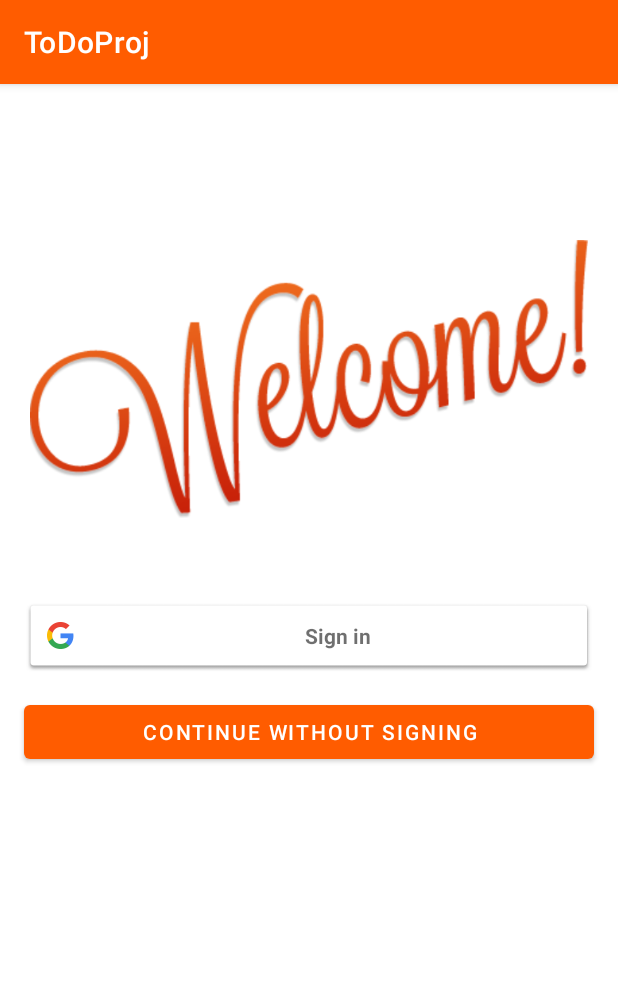
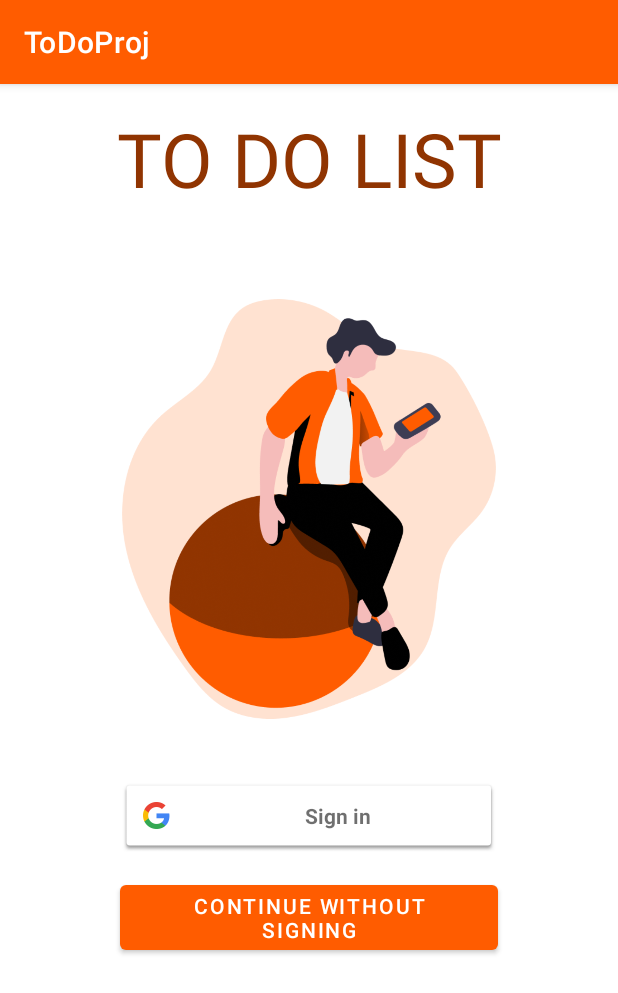
Before and after one commit to ToDoProj/ToDoProj, an Android app: the screen it shows after launch (ProfileActivity), on a phone screen of 412 x 824 dp. Shown: the top 993 px of the screen. Run offline under Robolectric (Android 15) with nearby library versions, the phone set to English and light mode, and no system bars; our stand-ins replace Firebase (no records; nobody signed in at launch, a user with empty details on screens opened directly).

Commit message:
launch screen

```diff
--- a/app/src/main/res/layout/profile.xml
+++ b/app/src/main/res/layout/profile.xml
@@ -10,34 +10,47 @@
         android:id="@+id/btn_signIn"
         android:layout_width="match_parent"
         android:layout_height="wrap_content"
-        android:layout_marginStart="16dp"
+        android:layout_marginStart="80dp"
         android:layout_marginTop="30dp"
-        android:layout_marginEnd="16dp"
+        android:layout_marginEnd="80dp"
         app:layout_constraintEnd_toEndOf="parent"
         app:layout_constraintHorizontal_bias="1.0"
         app:layout_constraintStart_toStartOf="parent"
         app:layout_constraintTop_toBottomOf="@+id/imageView" />
 
+    <TextView
+        android:id="@+id/logoText"
+        android:layout_width="wrap_content"
+        android:layout_height="wrap_content"
+        android:layout_marginTop="16dp"
+        android:textColor="@color/color_logo"
+        android:text="@string/to_do_list"
+        android:textSize="50sp"
+        app:layout_constraintBottom_toTopOf="@+id/imageView"
+        app:layout_constraintEnd_toEndOf="parent"
+        app:layout_constraintStart_toStartOf="parent"
+        app:layout_constraintTop_toTopOf="parent" />
+
     <ImageView
         android:id="@+id/imageView"
         android:layout_width="match_parent"
-        android:layout_height="wrap_content"
+        android:layout_height="300dp"
         android:layout_marginStart="20dp"
-        android:layout_marginTop="80dp"
+        android:layout_marginTop="50dp"
         android:layout_marginEnd="20dp"
         app:layout_constraintEnd_toEndOf="parent"
         app:layout_constraintHorizontal_bias="0.0"
         app:layout_constraintStart_toStartOf="parent"
-        app:layout_constraintTop_toTopOf="parent"
-        app:srcCompat="@drawable/welcome_png49" />
+        app:layout_constraintTop_toBottomOf="@+id/logoText"
+        app:srcCompat="@drawable/logo" />
 
     <Button
         android:id="@+id/continueButton"
         android:layout_width="match_parent"
         android:layout_height="wrap_content"
-        android:layout_marginStart="16dp"
+        android:layout_marginStart="80dp"
         android:layout_marginTop="16dp"
-        android:layout_marginEnd="16dp"
+        android:layout_marginEnd="80dp"
         android:text="@string/continue_without_signing"
         app:layout_constraintEnd_toEndOf="parent"
         app:layout_constraintStart_toStartOf="parent"
--- a/app/src/main/res/values/colors.xml
+++ b/app/src/main/res/values/colors.xml
@@ -13,4 +13,5 @@
     <color name="custom_red">#F30000</color>
     <color name="custom_yellow">#E6D53A</color>
     <color name="custom_green">#55C000</color>
+    <color name="color_logo">#903401</color>
 </resources>
--- a/app/src/main/res/values/strings.xml
+++ b/app/src/main/res/values/strings.xml
@@ -28,6 +28,7 @@
     <string name="open_main_app">Task has been completed. Do you want to open main application?</string>
     <string name="yes">YES</string>
     <string name="no">NO</string>
+    <string name="to_do_list">TO DO LIST</string>
 
     <string-array name="taskStatus">
         <item>Low</item>
```
Also changed, not shown: app/src/main/res/drawable/logo.png (added).
